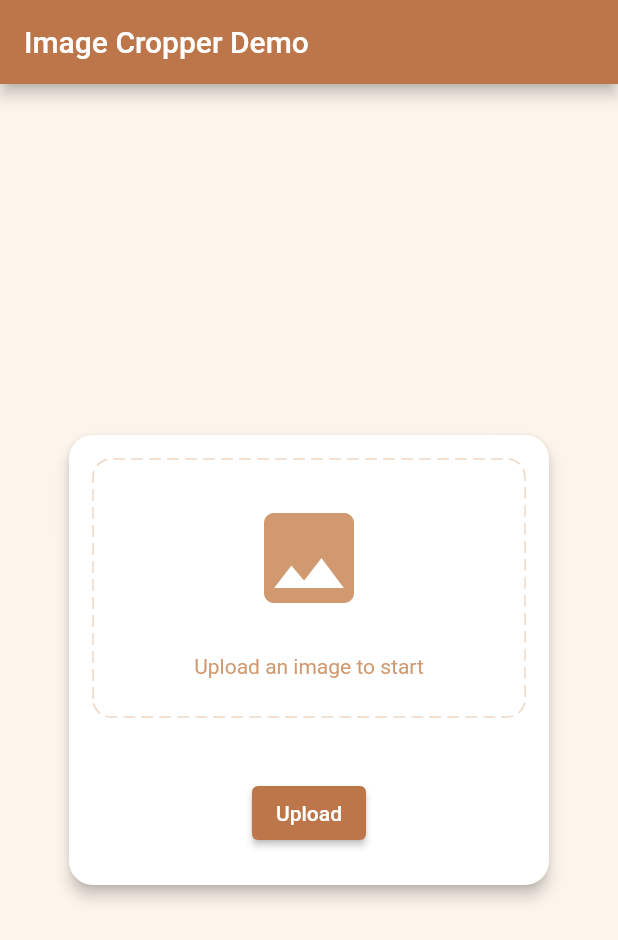
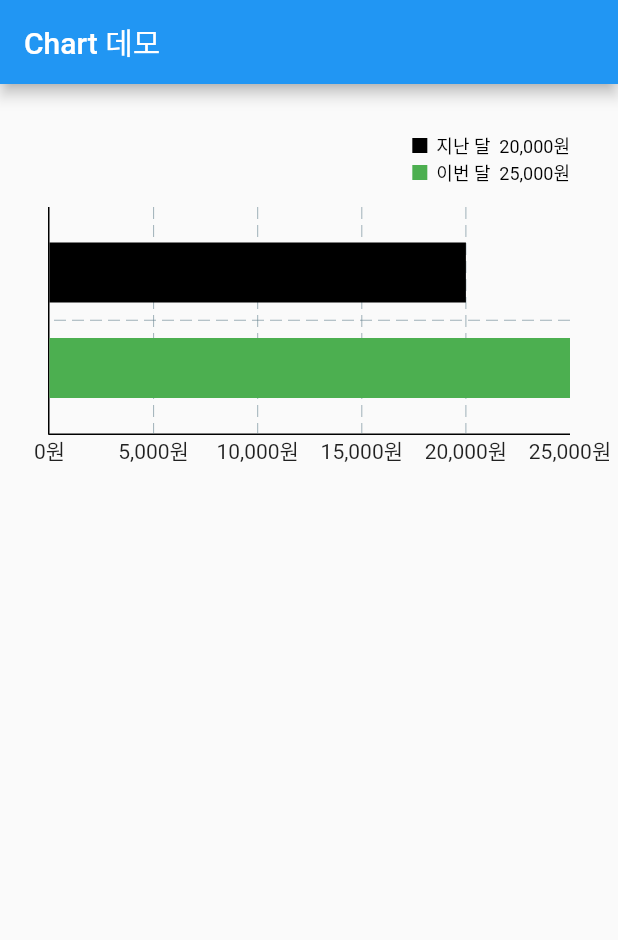
Before and after one commit to dohyun82/flutter-demo, a Flutter app: the screen it shows after launch, on a phone screen of 412 x 824 dp. Shown: the top 940 px of the screen. Run offline on Flutter 3.47's test engine with Material 2 defaults, Android fonts, the phone set to English and light mode, and no system bars; drawn by our look-alikes of dotted_border, fl_chart; our stand-ins replace get, image_cropper, image_picker, video_player; missing offline and left inert: dart:ffi.

Commit message:
feat : fl_chart 데모

```diff
--- a/lib/main.dart
+++ b/lib/main.dart
@@ -1,10 +1,10 @@
 import 'package:flutter/material.dart';
-import 'package:flutter_demo/ui/ImageCropperDemo.dart';
+import 'package:flutter_demo/ui/ChartDemo.dart';
 
 void main() {
   runApp(
     const MaterialApp(
-      home: MyImageCropperDemoApp(),
+      home: ChartDemo(),
     ),
   );
 }
--- /dev/null
+++ b/lib/ui/ChartDemo.dart
@@ -0,0 +1,257 @@
+import 'package:fl_chart/fl_chart.dart';
+import 'package:flutter/material.dart';
+import 'package:intl/intl.dart';
+
+///
+/// fl_chart 라이브러리 데모
+/// https://pub.dev/packages/fl_chart
+///
+class ChartDemo extends StatelessWidget {
+  const ChartDemo({super.key});
+
+  @override
+  Widget build(BuildContext context) {
+    return const MaterialApp(
+      title: "Chart 데모",
+      home: ChartPage(),
+    );
+  }
+}
+
+///
+/// 차트 홈
+///
+class ChartPage extends StatelessWidget {
+  const ChartPage({super.key});
+
+  @override
+  Widget build(BuildContext context) {
+    return Scaffold(
+      appBar: AppBar(
+        title: const Text("Chart 데모"),
+      ),
+      body: const Padding(
+        padding: EdgeInsets.all(16.0),
+        child: ChartBody(
+          points: [
+            PricePoint(1, 20000.0),
+            PricePoint(2, 25000.0),
+          ],
+        ),
+      ),
+    );
+  }
+}
+
+class PricePoint {
+  final double x;
+  final double y;
+
+  const PricePoint(this.x, this.y);
+}
+
+class ChartBody extends StatelessWidget {
+  final List<PricePoint> points;
+
+  const ChartBody({super.key, required this.points});
+
+  @override
+  Widget build(BuildContext context) {
+    double firstMonthPoint = points[0].y;
+    double lastMonthPoint = points[1].y;
+    return Padding(
+      padding: const EdgeInsets.all(16),
+      child: Column(children: [
+        Row(
+          mainAxisAlignment: MainAxisAlignment.end,
+          children: [
+            Container(
+              width: 10,
+              height: 10,
+              decoration: const BoxDecoration(
+                shape: BoxShape.rectangle,
+                color: Colors.black,
+              ),
+            ),
+            const SizedBox(width: 6),
+            Text(
+              '지난 달  ${NumberFormat.simpleCurrency(
+                locale: "ko_KR",
+                name: "",
+                decimalDigits: 0,
+              ).format(firstMonthPoint)}원',
+              style: const TextStyle(
+                color: Colors.black,
+                fontSize: 12,
+              ),
+            ),
+          ],
+        ),
+        Row(
+          mainAxisAlignment: MainAxisAlignment.end,
+          children: [
+            Container(
+              width: 10,
+              height: 10,
+              decoration: const BoxDecoration(
+                shape: BoxShape.rectangle,
+                color: Colors.green,
+              ),
+            ),
+            const SizedBox(width: 6),
+            Text(
+              '이번 달  ${NumberFormat.simpleCurrency(
+                locale: "ko_KR",
+                name: "",
+                decimalDigits: 0,
+              ).format(lastMonthPoint)}원',
+              style: const TextStyle(
+                color: Colors.black,
+                fontSize: 12,
+              ),
+            ),
+          ],
+        ),
+        const SizedBox(height: 14),
+        BarChartWidget(points: points),
+      ]),
+    );
+  }
+}
+
+class BarChartWidget extends StatelessWidget {
+  const BarChartWidget({super.key, required this.points});
+
+  final List<PricePoint> points;
+
+  @override
+  Widget build(BuildContext context) {
+    return RotatedBox(
+      quarterTurns: 1,
+      child: AspectRatio(
+        aspectRatio: 0.5,
+        child: BarChart(
+          BarChartData(
+            barGroups: _chartGroups(),
+            borderData: FlBorderData(
+              border: const Border(
+                bottom: BorderSide(),
+                right: BorderSide(),
+              ),
+            ),
+            gridData: const FlGridData(show: true),
+            titlesData: FlTitlesData(
+              bottomTitles:
+                  const AxisTitles(sideTitles: SideTitles(showTitles: false)),
+              leftTitles:
+                  const AxisTitles(sideTitles: SideTitles(showTitles: false)),
+              topTitles:
+                  const AxisTitles(sideTitles: SideTitles(showTitles: false)),
+              rightTitles: AxisTitles(sideTitles: _bottomTitles),
+            ),
+          ),
+        ),
+      ),
+    );
+  }
+
+  List<BarChartGroupData> _chartGroups() {
+    return points
+        .map(
+          (point) => BarChartGroupData(
+            x: point.x.toInt(),
+            barRods: [
+              BarChartRodData(
+                borderRadius: const BorderRadius.all(Radius.circular(0.0)),
+                width: 40,
+                toY: point.y,
+                color: (point.x == 1) ? Colors.black : Colors.green,
+              ),
+            ],
+          ),
+        )
+        .toList();
+  }
+
+  SideTitles get _bottomTitles => SideTitles(
+        showTitles: true,
+        getTitlesWidget: (value, meta) {
+          return RotatedBox(
+            quarterTurns: -1,
+            child: Text('${NumberFormat.simpleCurrency(
+              locale: "ko_KR",
+              name: "",
+              decimalDigits: 0,
+            ).format(value)}원'),
+          );
+        },
+      );
+}
+
+class LineChartWidget extends StatelessWidget {
+  final List<PricePoint> points;
+
+  const LineChartWidget({super.key, required this.points});
+
+  @override
+  Widget build(BuildContext context) {
+    return AspectRatio(
+      aspectRatio: 2,
+      child: LineChart(
+        LineChartData(
+          lineBarsData: [
+            LineChartBarData(
+              spots: points.map((point) => FlSpot(point.x, point.y)).toList(),
+              isCurved: false,
+              dotData: const FlDotData(
+                show: false,
+              ),
+              color: Colors.red,
+            ),
+          ],
+          borderData: FlBorderData(
+              border: const Border(bottom: BorderSide(), left: BorderSide())),
+          gridData: const FlGridData(show: false),
+          titlesData: FlTitlesData(
+            bottomTitles: AxisTitles(sideTitles: _bottomTitles),
+            leftTitles:
+                const AxisTitles(sideTitles: SideTitles(showTitles: false)),
+            topTitles:
+                const AxisTitles(sideTitles: SideTitles(showTitles: false)),
+            rightTitles:
+                const AxisTitles(sideTitles: SideTitles(showTitles: false)),
+          ),
+        ),
+      ),
+    );
+  }
+
+  SideTitles get _bottomTitles => SideTitles(
+        showTitles: true,
+        getTitlesWidget: (value, meta) {
+          String text = '';
+          switch (value.toInt()) {
+            case 1:
+              text = 'Jan';
+              break;
+            case 3:
+              text = 'Mar';
+              break;
+            case 5:
+              text = 'May';
+              break;
+            case 7:
+              text = 'Jul';
+              break;
+            case 9:
+              text = 'Sep';
+              break;
+            case 11:
+              text = 'Nov';
+              break;
+          }
+
+          return Text(text);
+        },
+      );
+}
--- a/pubspec.yaml
+++ b/pubspec.yaml
@@ -18,7 +18,7 @@ publish_to: 'none' # Remove this line if you wish to publish to pub.dev
 version: 1.0.0+1
 
 environment:
-  sdk: ">=2.17.0 <3.0.0"
+  sdk: ^3.0.0
 
 # Dependencies specify other packages that your package needs in order to work.
 # To automatically upgrade your package dependencies to the latest versions
@@ -42,6 +42,8 @@ dependencies:
   video_player: ^2.7.2
   mime: ^1.0.4
   dotted_border: ^2.1.0
+  fl_chart: ^0.64.0
+  intl: ^0.19.0
 
 dev_dependencies:
   flutter_test:
```
Also changed, not shown: pubspec.lock, 1 other file.
